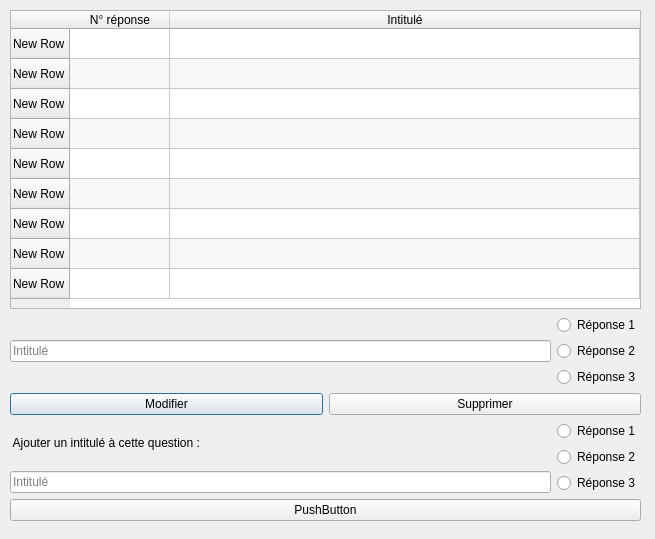
G4bleb/salt-n-pepper, file menuproposition.ui: the form before one commit.
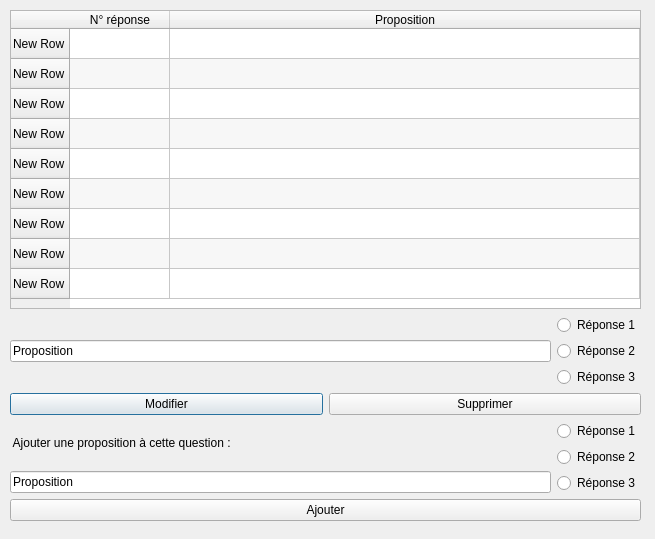
The form after the commit.

Diff of the .ui file:
```diff
--- a/menuproposition.ui
+++ b/menuproposition.ui
@@ -83,9 +83,14 @@
       </column>
       <column>
        <property name="text">
-        <string>Intitulé</string>
+        <string>Proposition</string>
        </property>
       </column>
+      <item row="0" column="1">
+       <property name="text">
+        <string/>
+       </property>
+      </item>
      </widget>
     </item>
     <item>
@@ -94,6 +99,9 @@
        <layout class="QHBoxLayout" name="horizontalLayout">
         <item>
          <widget class="QLineEdit" name="lineEdit">
+          <property name="text">
+           <string>Proposition</string>
+          </property>
           <property name="placeholderText">
            <string>Intitulé</string>
           </property>
@@ -155,12 +163,15 @@
           <item>
            <widget class="QLabel" name="label">
             <property name="text">
-             <string> Ajouter un intitulé à cette question :</string>
+             <string> Ajouter une proposition à cette question :</string>
             </property>
            </widget>
           </item>
           <item>
            <widget class="QLineEdit" name="lineEdit_2">
+            <property name="text">
+             <string>Proposition</string>
+            </property>
             <property name="placeholderText">
              <string>Intitulé</string>
             </property>
@@ -198,7 +209,7 @@
       <item>
        <widget class="QPushButton" name="pushButton_3">
         <property name="text">
-         <string>PushButton</string>
+         <string>Ajouter</string>
         </property>
        </widget>
       </item>
```
